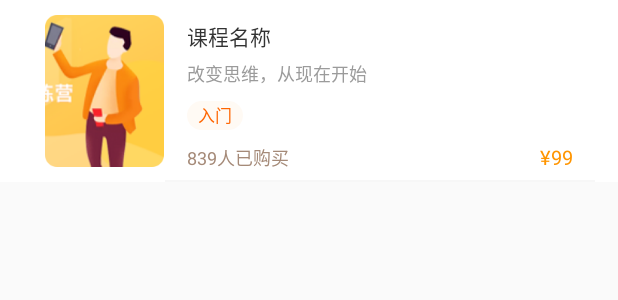
After one commit to LingkaiZhang/caituxuetang, an Android app: the layout home_remmend_course.xml on its own in the app's theme, with its tools: preview values and no code run, on a phone screen of 412 x 824 dp. The commit adds this screen. Shown: the top 300 px of the screen. Run offline under Robolectric (Android 15) with nearby library versions, the phone set to English and light mode, and no system bars.

Commit message:
首页页面编写

```diff
--- /dev/null
+++ b/app/src/main/java/com/yuanin/fuliclub/coursePart/CourseInfoVo.java
@@ -0,0 +1,6 @@
+package com.yuanin.fuliclub.coursePart;
+
+
+public class CourseInfoVo {
+
+}
--- a/app/src/main/res/drawable/shape_order_price_bg.xml
+++ b/app/src/main/res/drawable/shape_order_price_bg.xml
@@ -2,13 +2,13 @@
 <shape xmlns:android="http://schemas.android.com/apk/res/android">
 
     <!-- 填充 -->
-    <solid android:color="#fff4ea" />
+    <solid android:color="#0bff9500" />
 
     <!-- 边框颜色 宽度 -->
     <!--<stroke android:width="1dp" android:color="@color/color_orang_f4"/>-->
 
     <corners
-        android:radius="5dp"
+        android:radius="10dp"
         />
 
 
--- /dev/null
+++ b/app/src/main/res/layout/home_remmend_course.xml
@@ -0,0 +1,101 @@
+<?xml version="1.0" encoding="utf-8"?>
+<android.support.constraint.ConstraintLayout xmlns:android="http://schemas.android.com/apk/res/android"
+    xmlns:app="http://schemas.android.com/apk/res-auto"
+    android:id="@+id/rl_root_layout"
+    android:layout_width="match_parent"
+    android:layout_height="wrap_content"
+    android:background="@color/white">
+
+    <ImageView
+        android:id="@+id/ivItemCourseImage"
+        android:layout_width="wrap_content"
+        android:layout_height="wrap_content"
+        android:src="@mipmap/item_course"
+        app:layout_constraintLeft_toLeftOf="parent"
+        android:layout_marginLeft="30dp"
+        app:layout_constraintTop_toTopOf="parent"
+        android:layout_marginTop="10dp"
+        android:paddingBottom="10dp"/>
+
+    <TextView
+        android:id="@+id/ivItemCourseName"
+        android:layout_width="wrap_content"
+        android:layout_height="wrap_content"
+        android:text="课程名称"
+        android:textSize="14sp"
+        android:textColor="@color/color_333333"
+        app:layout_constraintLeft_toRightOf="@id/ivItemCourseImage"
+        app:layout_constraintTop_toTopOf="parent"
+        android:layout_marginLeft="15dp"
+        android:layout_marginTop="13dp"/>
+
+    <TextView
+        android:id="@+id/tvItemCourseSlogan"
+        android:layout_width="wrap_content"
+        android:layout_height="wrap_content"
+        android:text="改变思维，从现在开始"
+        android:textSize="12sp"
+        android:textColor="@color/login_text_color_9b"
+        app:layout_constraintLeft_toRightOf="@id/ivItemCourseImage"
+        app:layout_constraintTop_toBottomOf="@id/ivItemCourseName"
+        android:layout_marginLeft="15dp"
+        android:layout_marginTop="5dp"/>
+
+    <TextView
+        android:id="@+id/tvItemCourseGrade"
+        android:layout_width="37dp"
+        android:layout_height="19dp"
+        android:text="入门"
+        android:gravity="center"
+        android:textSize="11sp"
+        android:textColor="#ff6500"
+        app:layout_constraintLeft_toRightOf="@id/ivItemCourseImage"
+        app:layout_constraintTop_toBottomOf="@id/tvItemCourseSlogan"
+        android:layout_marginLeft="15dp"
+        android:layout_marginTop="9dp"
+        android:background="@drawable/shape_order_price_bg"/>
+
+    <TextView
+        android:id="@+id/tvItemCourseBought"
+        android:layout_width="wrap_content"
+        android:layout_height="wrap_content"
+        android:text="839人已购买"
+        android:textSize="12sp"
+        android:textColor="#A58A78"
+        app:layout_constraintLeft_toRightOf="@id/ivItemCourseImage"
+        app:layout_constraintBottom_toBottomOf="parent"
+        android:layout_marginLeft="15dp"
+        android:layout_marginBottom="7dp" />
+
+    <TextView
+        android:id="@+id/tvitemCoursePrice"
+        android:layout_width="wrap_content"
+        android:layout_height="wrap_content"
+        android:text="¥99"
+        android:textColor="#FF9500"
+        android:textSize="13sp"
+        app:layout_constraintRight_toRightOf="parent"
+        app:layout_constraintBottom_toBottomOf="parent"
+        android:layout_marginRight="30dp"
+        android:layout_marginBottom="7dp"/>
+
+    <LinearLayout
+        android:layout_width="match_parent"
+        android:layout_height="wrap_content"
+        android:orientation="vertical"
+        app:layout_constraintBottom_toBottomOf="parent"
+        app:layout_constraintLeft_toRightOf="@id/ivItemCourseImage"
+        >
+
+        <View
+            android:layout_width="match_parent"
+            android:layout_height="1dp"
+            android:background="#13979797"
+            android:layout_marginLeft="110dp"
+            android:layout_marginRight="@dimen/left_margin"/>
+    </LinearLayout>
+
+
+
+
+</android.support.constraint.ConstraintLayout>
```
Also changed, not shown: app/src/main/java/com/yuanin/fuliclub/coursePart/CourseItemHolder.java (added, +64 -0 lines), app/src/main/java/com/yuanin/fuliclub/fragment/HomeFragment.java (+14 -1 lines), app/src/main/java/com/yuanin/fuliclub/homePart/banner/BottomBackgroundVo.java (added, +9 -0 lines), app/src/main/java/com/yuanin/fuliclub/homePart/itemView/BottomBackgroundItemView.java (added, +47 -0 lines), app/src/main/java/com/yuanin/fuliclub/util/AdapterPool.java (+6 -3 lines), app/src/main/res/layout/common_item_backgroung.xml (added, +13 -0 lines), app/src/main/res/layout/item_type.xml (+19 -1 lines), app/src/main/res/mipmap-xhdpi/item_course.png (added), app/src/main/res/mipmap-xxhdpi/item_course.png (added).
